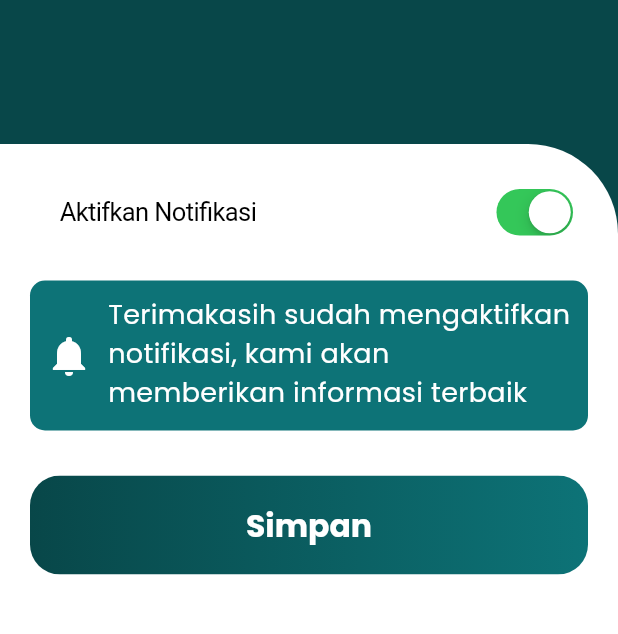
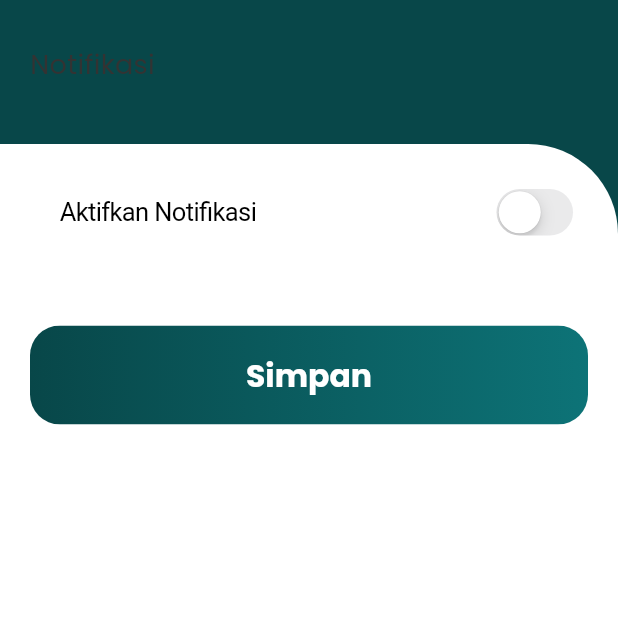
Before and after one commit to MirrorBottle/asadah, a Flutter app: the NotificationPage screen opened directly, on a phone screen of 412 x 824 dp, the part 84-718 px from its top. Run offline on Flutter 3.47's test engine with Material 2 defaults, Android fonts, the phone set to English and light mode, and no system bars; our stand-ins replace flutter_onboarding_slider, flutter_svg, google_fonts.

Commit message:
feat: posttest8

```diff
--- a/lib/pages/notification_page.dart
+++ b/lib/pages/notification_page.dart
@@ -1,19 +1,17 @@
 import 'package:asadah/pages/input_akad_page.dart';
+import 'package:asadah/providers/page_provider.dart';
 import 'package:flutter/cupertino.dart';
 import 'package:flutter/material.dart';
 
 import 'package:asadah/components/button_component.dart';
+import 'package:provider/provider.dart';
 
-class NotificationPage extends StatefulWidget {
+class NotificationPage extends StatelessWidget {
   const NotificationPage({super.key});
-  @override
-  State<NotificationPage> createState() => _NotificationPageState();
-}
 
-class _NotificationPageState extends State<NotificationPage> {
-  bool selected = true;
   @override
   Widget build(BuildContext context) {
+    return Consumer<PageProvider>(builder: (context, pageData, child) {
       return Scaffold(
         resizeToAvoidBottomInset: false,
         backgroundColor: Theme.of(context).colorScheme.primary,
@@ -21,7 +19,7 @@ class _NotificationPageState extends State<NotificationPage> {
           centerTitle: true,
           backgroundColor: Colors.transparent,
           title: Image.asset('assets/images/icon_white.png', height: 70),
-        leading: BackButton(color: Colors.white),
+          leading: const BackButton(color: Colors.white),
         ),
         body: SingleChildScrollView(
           reverse: true,
@@ -30,8 +28,8 @@ class _NotificationPageState extends State<NotificationPage> {
             crossAxisAlignment: CrossAxisAlignment.start,
             children: [
               const SizedBox(height: 30),
-            Padding(
-              padding: const EdgeInsets.only(left: 20),
+              const Padding(
+                padding: EdgeInsets.only(left: 20),
                 child: Text("Notifikasi"),
               ),
               const SizedBox(height: 40),
@@ -51,30 +49,38 @@ class _NotificationPageState extends State<NotificationPage> {
                     CupertinoFormRow(
                       prefix: const Text('Aktifkan Notifikasi'),
                       child: CupertinoSwitch(
-                      value: selected,
+                        value: pageData.isNotificationActive,
                         onChanged: (value) {
-                        setState(() {
-                          selected = value;
-                        });
+                          Provider.of<PageProvider>(context, listen: false)
+                              .changeNotification(value);
                         },
                       ),
                     ),
                     const SizedBox(height: 20),
                     AnimatedContainer(
-                    width: selected ? MediaQuery.of(context).size.width : 0,
-                    padding: EdgeInsets.all(10),
-                    height: selected ? 100 : 0,
+                      width: pageData.isNotificationActive ? MediaQuery.of(context).size.width : 0,
+                      padding: const EdgeInsets.all(10),
+                      height: pageData.isNotificationActive ? 100 : 0,
                       duration: const Duration(seconds: 1),
                       decoration: BoxDecoration(
                           color: Theme.of(context).colorScheme.secondary,
-                      borderRadius: BorderRadius.circular(10)
+                          borderRadius: BorderRadius.circular(10)),
+                      curve: Curves.fastOutSlowIn,
+                      child: const Row(
+                        children: [
+                          Icon(
+                            Icons.notifications,
+                            color: Colors.white,
+                            size: 32,
                           ),
-                    curve: Curves.fastOutSlowIn,
-                    child: Row(
-                      children: [
-                        Icon(Icons.notifications, color: Colors.white, size: 32,),
-                        const SizedBox(width: 10,),
-                        Flexible(child: Text("Terimakasih sudah mengaktifkan notifikasi, kami akan memberikan informasi terbaik untukmu", style: TextStyle(color: Colors.white),))
+                          SizedBox(
+                            width: 10,
+                          ),
+                          Flexible(
+                              child: Text(
+                            "Terimakasih sudah mengaktifkan notifikasi, kami akan memberikan informasi terbaik untukmu",
+                            style: TextStyle(color: Colors.white),
+                          ))
                         ],
                       ),
                     ),
@@ -98,6 +104,6 @@ class _NotificationPageState extends State<NotificationPage> {
           ),
         ),
       );
-    ;
+    });
   }
 }
--- /dev/null
+++ b/lib/providers/akad_provider.dart
@@ -0,0 +1,16 @@
+import 'package:flutter/material.dart';
+
+class AkadProvider extends ChangeNotifier {
+  final List<String> _categories = ['Elektronik', 'Kendaraan'];
+  Map<String, dynamic> _data = {"category": "Elektronik", "approvement": false};
+
+
+  List<String> get categories => _categories;
+  Map<String, dynamic> get data => _data;
+
+  changeData(Map<String, dynamic> data) {
+    _data = {..._data, ...data};
+    notifyListeners();
+  }
+
+}
--- /dev/null
+++ b/lib/providers/page_provider.dart
@@ -0,0 +1,28 @@
+import 'package:asadah/pages/about_page.dart';
+import 'package:asadah/pages/home_page.dart';
+import 'package:flutter/material.dart';
+
+class PageProvider extends ChangeNotifier {
+  final List<Widget> _pages = [
+    const HomePage(),
+    const Text("2"),
+    const AboutPage(),
+  ];
+  int _currentPageIndex = 0;
+  bool _notificationActive = false;
+
+
+  Widget get page => _pages[_currentPageIndex];
+  int get index => _currentPageIndex;
+  bool get isNotificationActive => _notificationActive;
+
+  void changeCurrentIndex(int idx) {
+    _currentPageIndex = idx;
+    notifyListeners();
+  }
+
+  void changeNotification(bool val) {
+    _notificationActive = val;
+    notifyListeners();
+  }
+}
--- /dev/null
+++ b/lib/providers/theme_mode_provider.dart
@@ -0,0 +1,13 @@
+import 'package:flutter/material.dart';
+
+class ThemeModeProvider extends ChangeNotifier {
+  ThemeMode _themeMode = ThemeMode.system;
+
+  ThemeMode get themeMode => _themeMode;
+  bool get isDarkModeActive => _themeMode == ThemeMode.dark;
+
+  void changeTheme(ThemeMode themeMode) {
+    _themeMode = themeMode;
+    notifyListeners();
+  }
+}
--- /dev/null
+++ b/lib/providers/theme_provider.dart
@@ -0,0 +1,75 @@
+import 'package:flutter/material.dart';
+
+class ThemeProvider extends ChangeNotifier {
+  int _schemeIndex = 0;
+  final List<Color> _schemes = [
+    const Color(0xFF084749),
+    const Color(0xFF611C35),
+    const Color(0xFF634133),
+    const Color(0xFF07004D),
+  ];
+
+  final List<ColorScheme> _lightSchemeColors = [
+    ColorScheme.fromSeed(seedColor: Colors.teal).copyWith(
+        primary: const Color(0xFF084749),
+        secondary: const Color(0xFF0d7377),
+        tertiary: const Color(0xFF129fa5),
+        background: Colors.white,
+        brightness: Brightness.light),
+    ColorScheme.fromSeed(seedColor: Colors.red).copyWith(
+        primary: const Color(0xFF611C35),
+        secondary: const Color(0xFFb23361),
+        tertiary: const Color(0xFFd77498),
+        background: Colors.white,
+        brightness: Brightness.light),
+    ColorScheme.fromSeed(seedColor: Colors.brown).copyWith(
+        primary: const Color(0xFF634133),
+        secondary: const Color(0xFF97634e),
+        tertiary: const Color(0xFFb17d68),
+        background: Colors.white,
+        brightness: Brightness.light),
+    ColorScheme.fromSeed(seedColor: Colors.blue).copyWith(
+        primary: const Color(0xFF07004D),
+        secondary: const Color(0xFF5d4dff),
+        tertiary: const Color(0xFF8b80ff),
+        background: Colors.white,
+        brightness: Brightness.light),
+  ];
+
+  final List<ColorScheme> _darkSchemeColors = [
+    ColorScheme.fromSeed(seedColor: Colors.black).copyWith(
+        primary: const Color(0xFF282828),
+        secondary: const Color(0xFF799494),
+        tertiary: const Color(0xFF129fa5),
+        background: const Color(0xFF131312),
+        brightness: Brightness.dark),
+    ColorScheme.fromSeed(seedColor: Colors.red).copyWith(
+        primary: const Color(0xFF611c35),
+        secondary: const Color(0xFF733548),
+        tertiary: const Color(0xFF854d5d),
+        background: const Color(0xFF131312),
+        brightness: Brightness.dark),
+    ColorScheme.fromSeed(seedColor: Colors.brown).copyWith(
+        primary: const Color(0xFF634133),
+        secondary: const Color(0xFF745447),
+        tertiary: const Color(0xFF85675b),
+        background: const Color(0xFF131312),
+        brightness: Brightness.dark),
+    ColorScheme.fromSeed(seedColor: Colors.blue).copyWith(
+        primary: const Color(0xFF07004D),
+        secondary: const Color(0xFF776899),
+        tertiary: const Color(0xFF433373),
+        background: const Color(0xFF131312),
+        brightness: Brightness.dark),
+  ];
+
+  ColorScheme get lightSchemeColor => _lightSchemeColors[_schemeIndex];
+  ColorScheme get darkSchemeColor => _darkSchemeColors[_schemeIndex];
+  List<Color> get schemes => _schemes;
+  int get schemeIndex => _schemeIndex;
+
+  void changeLightSchemeColor(int idx) {
+    _schemeIndex = idx;
+    notifyListeners();
+  }
+}
--- a/pubspec.yaml
+++ b/pubspec.yaml
@@ -13,6 +13,7 @@ dependencies:
   flutter_native_splash: ^2.3.3
   google_fonts: ^6.1.0
   flutter_onboarding_slider: ^1.0.11
+  provider: ^6.0.5
 
 dev_dependencies:
   flutter_test:
```
Also changed, not shown: lib/main.dart (+60 -51 lines), lib/pages/about_page.dart (+21 -10 lines), lib/pages/home_page.dart (+1 -10 lines), lib/pages/input_akad_page.dart (+45 -23 lines), lib/pages/main_page.dart (+26 -22 lines), lib/pages/preview_akad_page.dart (+32 -19 lines), lib/pages/theme_page.dart (added, +127 -0 lines), lib/styles.dart (deleted, +0 -18 lines), pubspec.lock. Lines whose indentation alone changed are shown as unchanged.
